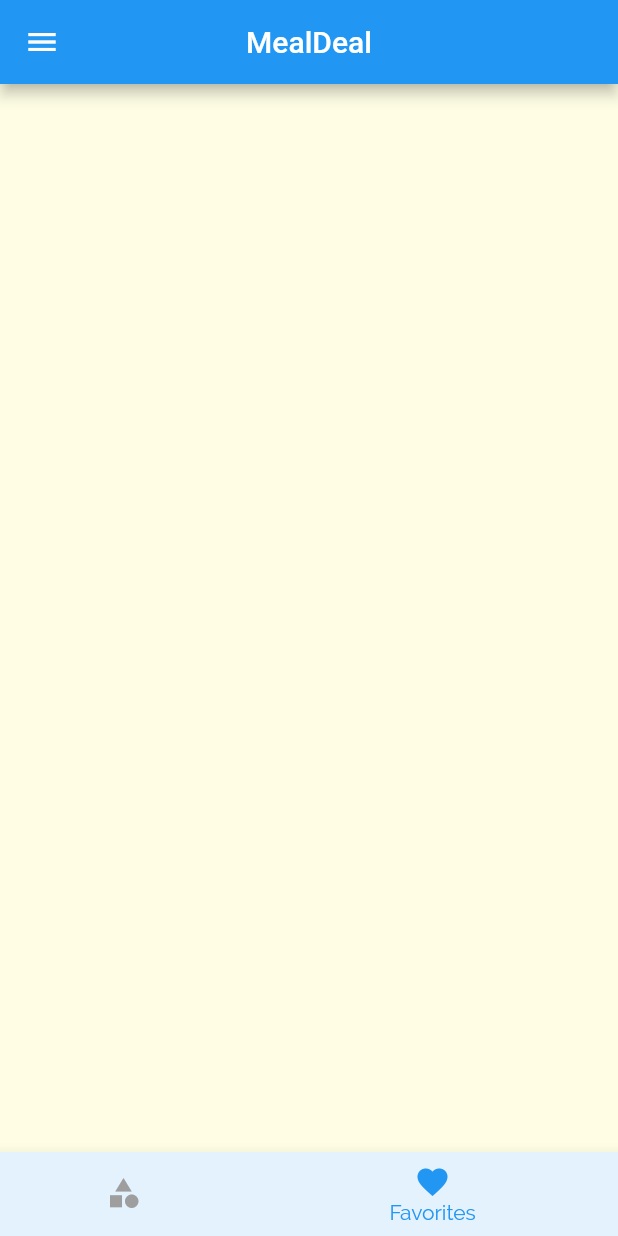
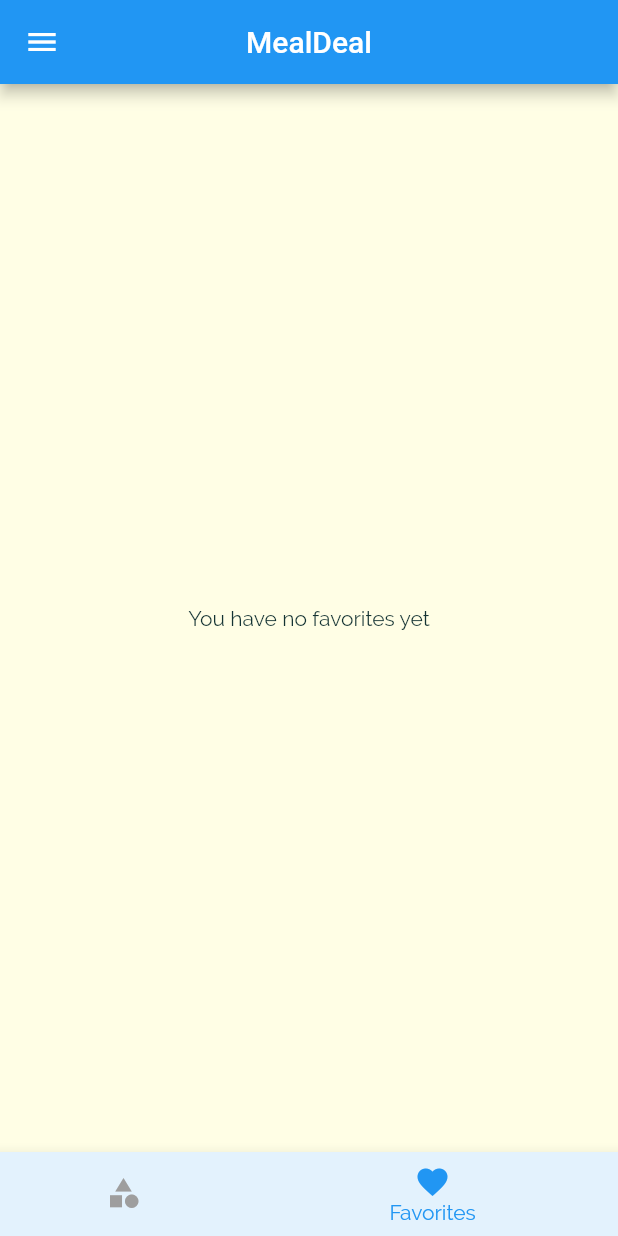
Before and after one commit to LynxLynxx/mealdeal_app, a Flutter app: the screen it shows after launch, item 2 of the bottom bar chosen, on a phone screen of 412 x 824 dp. Run offline on Flutter 3.47's test engine with Material 2 defaults, Android fonts, the phone set to English and light mode, and no system bars.

Commit message:
adding favorites logic

```diff
--- a/lib/main.dart
+++ b/lib/main.dart
@@ -27,6 +27,7 @@ class _MyAppState extends State<MyApp> {
   };
 
   List<Meal> avaliableMeals = dummyMEALS;
+  List<Meal> favoriteMeals = [];
 
   void _setFilters(Map<String, bool> filterData) {
     setState(() {
@@ -50,6 +51,26 @@ class _MyAppState extends State<MyApp> {
     });
   }
 
+  void _toggleFavorite(String mealId) {
+    final existingIndex =
+        favoriteMeals.indexWhere((element) => element.id == mealId);
+
+    if (existingIndex >= 0) {
+      setState(() {
+        favoriteMeals.removeAt(existingIndex);
+      });
+    } else {
+      setState(() {
+        favoriteMeals
+            .add(dummyMEALS.firstWhere((element) => element.id == mealId));
+      });
+    }
+  }
+
+  bool _isMealFavorite(String id) {
+    return favoriteMeals.any((element) => element.id == id);
+  }
+
   // This widget is the root of your application.
   @override
   Widget build(BuildContext context) {
@@ -69,10 +90,11 @@ class _MyAppState extends State<MyApp> {
             ),
       ),
       routes: {
-        "/": (context) => const TabsScreen(),
+        "/": (context) => TabsScreen(favoriteMeals: favoriteMeals),
         "/category-meals": (context) =>
             CategoryMealsScreen(avaliableMeals: avaliableMeals),
-        MealDetailScreen.routeName: ((context) => const MealDetailScreen()),
+        MealDetailScreen.routeName: ((context) => MealDetailScreen(
+            toggleFavorite: _toggleFavorite, isMealFavorite: _isMealFavorite)),
         FiltersScreen.routeName: ((context) => FiltersScreen(
               saveFilters: _setFilters,
               currentFilters: filters,
--- a/lib/screen/favorites_screen.dart
+++ b/lib/screen/favorites_screen.dart
@@ -1,10 +1,33 @@
 import 'package:flutter/material.dart';
+import 'package:shop_app/models/meal.dart';
+import 'package:shop_app/widgets/meal_item.dart';
 
 class FavoritesScreen extends StatelessWidget {
-  const FavoritesScreen({Key? key}) : super(key: key);
+  const FavoritesScreen({Key? key, required this.favoriteMeals})
+      : super(key: key);
+
+  final List<Meal> favoriteMeals;
 
   @override
   Widget build(BuildContext context) {
-    return Container();
+    if (favoriteMeals.isEmpty) {
+      return const Center(
+        child: Text("You have no favorites yet"),
+      );
+    } else {
+      return ListView.builder(
+        itemBuilder: (context, index) {
+          return MealItem(
+            id: favoriteMeals[index].id,
+            title: favoriteMeals[index].title,
+            imageUrl: favoriteMeals[index].imageUrl,
+            duration: favoriteMeals[index].duration,
+            complexity: favoriteMeals[index].complexity,
+            affordability: favoriteMeals[index].affordability,
+          );
+        },
+        itemCount: favoriteMeals.length,
+      );
+    }
   }
 }
--- a/lib/screen/tabs_screen.dart
+++ b/lib/screen/tabs_screen.dart
@@ -1,21 +1,31 @@
 import 'package:flutter/material.dart';
+import 'package:shop_app/models/meal.dart';
 import 'package:shop_app/screen/categories_screen.dart';
 import 'package:shop_app/screen/favorites_screen.dart';
 import 'package:shop_app/widgets/main_drawer.dart';
 
 class TabsScreen extends StatefulWidget {
-  const TabsScreen({Key? key}) : super(key: key);
+  const TabsScreen({Key? key, required this.favoriteMeals}) : super(key: key);
+
+  final List<Meal> favoriteMeals;
 
   @override
   State<TabsScreen> createState() => _TabsScreenState();
 }
 
 class _TabsScreenState extends State<TabsScreen> {
-  final List<Widget> _pages = [
-    const CategoriesScreen(),
-    const FavoritesScreen(),
-  ];
+  late List<Widget> _pages;
   int _selectedPageIndex = 0;
+
+  @override
+  void initState() {
+    _pages = [
+      const CategoriesScreen(),
+      FavoritesScreen(favoriteMeals: widget.favoriteMeals),
+    ];
+    super.initState();
+  }
+
   void _selectPage(int index) {
     setState(() {
       _selectedPageIndex = index;
```
Also changed, not shown: lib/screen/meal_detail_screen.dart (+9 -1 lines).
